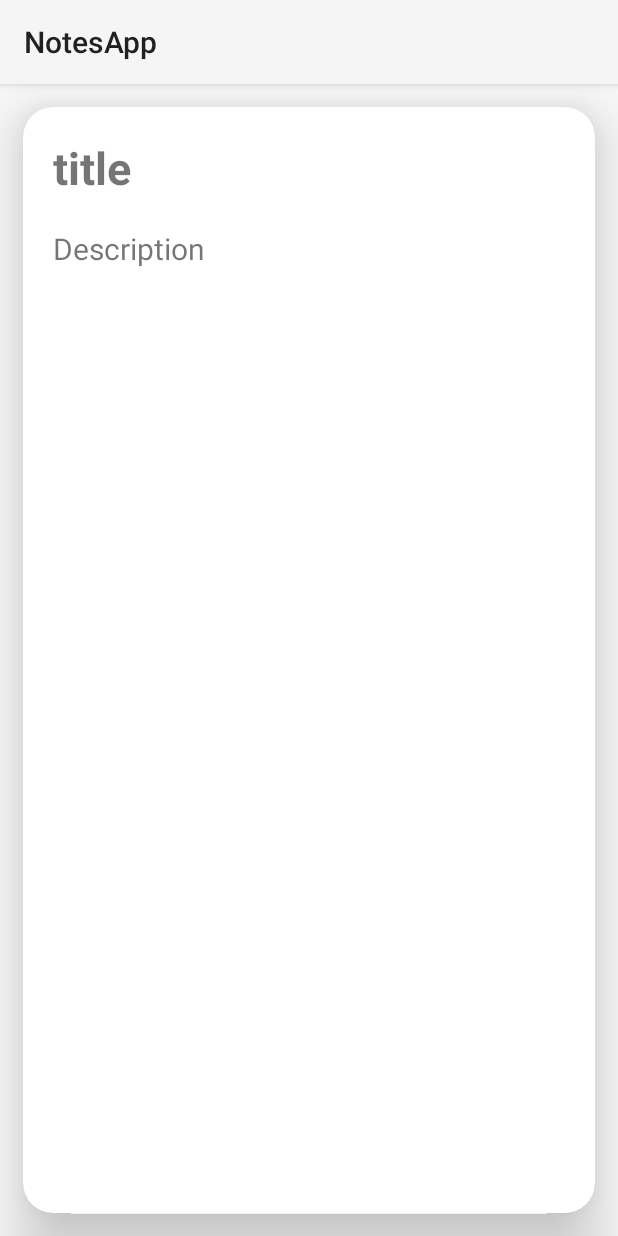
After one commit to galuhikaa/notes_app, an Android app: the Detail screen opened directly, with no data from a screen before it, on a phone screen of 412 x 824 dp. The commit adds this screen. Run offline under Robolectric (Android 15) with nearby library versions, the phone set to English and light mode, and no system bars.

Commit message:
detail page

```diff
--- a/app/src/main/AndroidManifest.xml
+++ b/app/src/main/AndroidManifest.xml
@@ -13,6 +13,9 @@
         android:theme="@style/Theme.NotesApp"
         tools:targetApi="31">
         <activity
+            android:name=".Detail"
+            android:exported="false" />
+        <activity
             android:name=".AddActivity"
             android:exported="false" />
         <activity
--- /dev/null
+++ b/app/src/main/java/com/mobile/notesapp/Detail.kt
@@ -0,0 +1,51 @@
+package com.mobile.notesapp
+
+import android.os.Bundle
+import android.widget.Toast
+import androidx.activity.enableEdgeToEdge
+import androidx.appcompat.app.AppCompatActivity
+import androidx.core.view.ViewCompat
+import androidx.core.view.WindowInsetsCompat
+import com.mobile.notesapp.data.Note
+import com.mobile.notesapp.data.NoteDatabaseHelper
+import com.mobile.notesapp.databinding.ActivityDetailBinding
+
+class Detail : AppCompatActivity() {
+
+    private lateinit var binding : ActivityDetailBinding
+    private lateinit var db : NoteDatabaseHelper
+
+    override fun onCreate(savedInstanceState: Bundle?) {
+        super.onCreate(savedInstanceState)
+        binding = ActivityDetailBinding.inflate(layoutInflater)
+        enableEdgeToEdge()
+        setContentView(binding.root)
+
+        db = NoteDatabaseHelper(this)
+
+        ViewCompat.setOnApplyWindowInsetsListener(findViewById(R.id.main)) { v, insets ->
+            val systemBars = insets.getInsets(WindowInsetsCompat.Type.systemBars())
+            v.setPadding(systemBars.left, systemBars.top, systemBars.right, systemBars.bottom)
+            insets
+        }
+
+        val noteId = intent.getIntExtra("id", 1)
+
+        if (noteId != -1) {
+            fetchNoteDetails(db.getDataNotes(), noteId)
+        } else {
+            Toast.makeText(this, "ID tidak valid", Toast.LENGTH_SHORT).show()
+        }
+    }
+
+    private fun fetchNoteDetails(notelist: List<Note>, id : Int) {
+        val note = notelist.find { it.id == id }
+
+        if (note != null) {
+            binding.detailTitle.text = note.title
+            binding.detailDesc.text = note.description
+        } else {
+            Toast.makeText(this, "Note tidak ditemukan", Toast.LENGTH_SHORT).show()
+        }
+    }
+}
--- a/app/src/main/java/com/mobile/notesapp/adapter/NotesAdapter.kt
+++ b/app/src/main/java/com/mobile/notesapp/adapter/NotesAdapter.kt
@@ -1,11 +1,14 @@
 package com.mobile.notesapp.adapter
 
+import android.annotation.SuppressLint
 import android.content.Context
+import android.content.Intent
 import android.view.LayoutInflater
 import android.view.View
 import android.view.ViewGroup
 import android.widget.TextView
 import androidx.recyclerview.widget.RecyclerView
+import com.mobile.notesapp.Detail
 import com.mobile.notesapp.R
 import com.mobile.notesapp.data.Note
 
@@ -13,7 +16,6 @@ class NotesAdapter(private var note : List<Note>, context: Context) : RecyclerVi
 
     class NoteViewHolder(itemView: View) : RecyclerView.ViewHolder(itemView) {
         val titletextview : TextView = itemView.findViewById(R.id.title_view)
-        val desctextview : TextView = itemView.findViewById(R.id.desc_view)
     }
 
     override fun onCreateViewHolder(parent: ViewGroup, viewType: Int): NoteViewHolder {
@@ -26,9 +28,15 @@ class NotesAdapter(private var note : List<Note>, context: Context) : RecyclerVi
     override fun onBindViewHolder(holder: NoteViewHolder, position: Int) {
         val note = note[position]
         holder.titletextview.text = note.title
-        holder.desctextview.text = note.description
+
+        holder.itemView.setOnClickListener {
+            val intentDetail = Intent(holder.itemView.context, Detail::class.java)
+            intentDetail.putExtra("id", note.id)
+            holder.itemView.context.startActivity(intentDetail)
+        }
     }
 
+    @SuppressLint("NotifyDataSetChanged")
     fun refresh (newNote: List<Note>) {
         note = newNote
         notifyDataSetChanged()
--- /dev/null
+++ b/app/src/main/res/layout/activity_detail.xml
@@ -0,0 +1,39 @@
+<?xml version="1.0" encoding="utf-8"?>
+<androidx.constraintlayout.widget.ConstraintLayout xmlns:android="http://schemas.android.com/apk/res/android"
+    xmlns:app="http://schemas.android.com/apk/res-auto"
+    xmlns:tools="http://schemas.android.com/tools"
+    android:id="@+id/main"
+    android:layout_width="match_parent"
+    android:layout_height="match_parent"
+    tools:context=".Detail">
+
+    <androidx.cardview.widget.CardView
+        android:layout_width="match_parent"
+        android:layout_height="match_parent"
+        android:layout_margin="15dp"
+        app:cardElevation="25dp"
+        app:cardCornerRadius="20dp">
+        <LinearLayout
+            android:layout_width="match_parent"
+            android:layout_height="match_parent"
+            android:orientation="vertical">
+            <TextView
+                android:id="@+id/detail_title"
+                android:layout_width="match_parent"
+                android:layout_height="wrap_content"
+                android:text="@string/title"
+                android:textStyle="bold"
+                android:textSize="30sp"
+                android:layout_margin="20dp"/>
+
+            <TextView
+                android:id="@+id/detail_desc"
+                android:layout_width="match_parent"
+                android:layout_height="wrap_content"
+                android:text="@string/description"
+                android:textSize="20sp"
+                android:layout_marginStart="20dp"
+                android:layout_marginEnd="20dp"/>
+        </LinearLayout>
+    </androidx.cardview.widget.CardView>
+</androidx.constraintlayout.widget.ConstraintLayout>
--- a/app/src/main/res/layout/note_item.xml
+++ b/app/src/main/res/layout/note_item.xml
@@ -18,18 +18,9 @@
             android:id="@+id/title_view"
             android:layout_width="wrap_content"
             android:layout_height="wrap_content"
-            android:text="title"
+            android:text="@string/title"
             android:textSize="20sp"
-            android:textStyle="bold"
-            />
-        <TextView
-            android:id="@+id/desc_view"
-            android:layout_width="wrap_content"
-            android:layout_height="wrap_content"
-            android:text="description"
-            android:textSize="16sp"
-            android:layout_marginTop="10dp"
-            />
+            android:textStyle="bold"/>
     </LinearLayout>
 
 </androidx.cardview.widget.CardView>
--- a/app/src/main/res/values/strings.xml
+++ b/app/src/main/res/values/strings.xml
@@ -5,4 +5,6 @@
     <string name="enter_the_title">Enter the title</string>
     <string name="enter_the_description">Enter the description</string>
     <string name="save">Save</string>
+    <string name="title">title</string>
+    <string name="description">Description</string>
 </resources>
```
